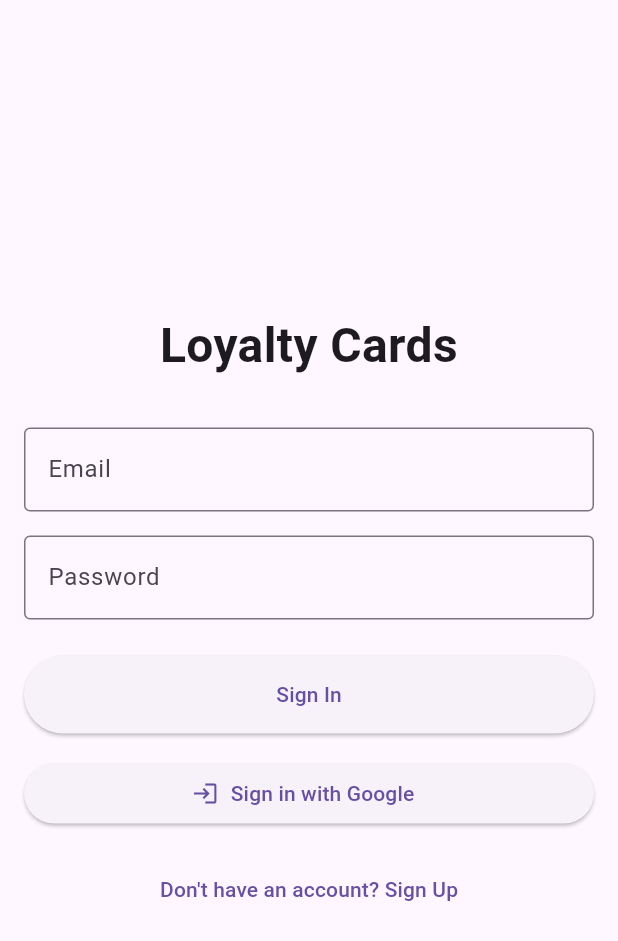
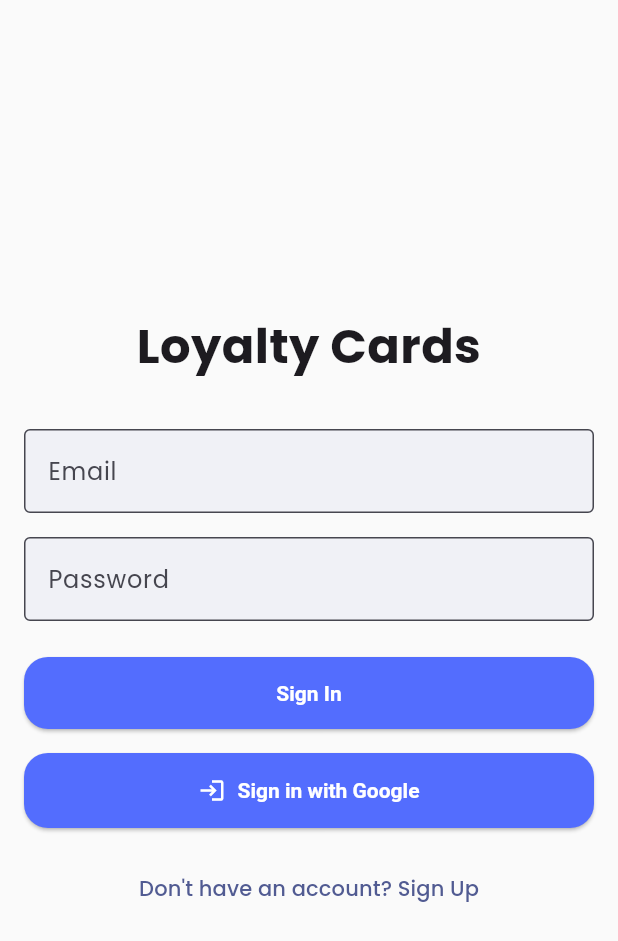
Before and after one commit to VasuBhimani/Flutter-based-Loyalty-Card-Storage-App, a Flutter app: the screen it shows after launch, on a phone screen of 412 x 824 dp. Shown: the top 941 px of the screen. Run offline on Flutter 3.47's test engine with Material 3 defaults, Android fonts, the light colour scheme and no system bars; our stand-ins replace barcode_widget, equatable, firebase_auth, firebase_core, firebase_messaging, flutter_bloc and 9 more; missing offline and left inert: encrypt, mobile_scanner; accounts and stored records are empty.

Commit message:
change in UI

```diff
--- a/lib/main.dart
+++ b/lib/main.dart
@@ -4,6 +4,8 @@ import 'package:flutter_bloc/flutter_bloc.dart';
 import 'package:provider/provider.dart';
 import 'package:flutter_secure_storage/flutter_secure_storage.dart';
 import 'package:shared_preferences/shared_preferences.dart';
+import 'package:qr_flutter/qr_flutter.dart';
+import 'package:google_fonts/google_fonts.dart';
 
 import 'app/app.dart';
 import 'app/routes/app_router.dart';
@@ -73,8 +75,48 @@ class MyApp extends StatelessWidget {
         child: MaterialApp(
           title: 'Loyalty Cards',
           theme: ThemeData(
-            primarySwatch: Colors.blue,
-            visualDensity: VisualDensity.adaptivePlatformDensity,
+            colorScheme: ColorScheme.fromSeed(seedColor: Colors.indigoAccent),
+            useMaterial3: true,
+            textTheme:
+                GoogleFonts.poppinsTextTheme(Theme.of(context).textTheme),
+            appBarTheme: const AppBarTheme(
+              backgroundColor: Colors.white,
+              foregroundColor: Colors.indigo,
+              elevation: 0,
+              centerTitle: true,
+              titleTextStyle: TextStyle(
+                color: Colors.indigo,
+                fontWeight: FontWeight.bold,
+                fontSize: 22,
+              ),
+            ),
+            cardTheme: CardTheme(
+              shape: RoundedRectangleBorder(
+                borderRadius: BorderRadius.circular(20),
+              ),
+              elevation: 4,
+              margin: const EdgeInsets.symmetric(horizontal: 16, vertical: 8),
+            ),
+            elevatedButtonTheme: ElevatedButtonThemeData(
+              style: ElevatedButton.styleFrom(
+                backgroundColor: Colors.indigoAccent,
+                foregroundColor: Colors.white,
+                shape: RoundedRectangleBorder(
+                  borderRadius: BorderRadius.circular(16),
+                ),
+                textStyle: const TextStyle(fontWeight: FontWeight.bold),
+                padding:
+                    const EdgeInsets.symmetric(vertical: 16, horizontal: 24),
+              ),
+            ),
+            inputDecorationTheme: InputDecorationTheme(
+              border: OutlineInputBorder(
+                borderRadius: BorderRadius.circular(12),
+              ),
+              filled: true,
+              fillColor: Colors.indigo.withOpacity(0.05),
+            ),
+            scaffoldBackgroundColor: Colors.grey[50],
           ),
           onGenerateRoute: AppRouter.onGenerateRoute,
           home: const App(),
--- a/pubspec.yaml
+++ b/pubspec.yaml
@@ -77,6 +77,9 @@ dependencies:
   # Google Authentication
   google_sign_in: ^6.1.5
 
+  # Google Fonts
+  google_fonts: ^6.1.0
+
 dev_dependencies:
   flutter_test:
     sdk: flutter
```
Also changed, not shown: lib/features/cards/presentation/pages/card_details_page.dart (+36 -0 lines), pubspec.lock.
